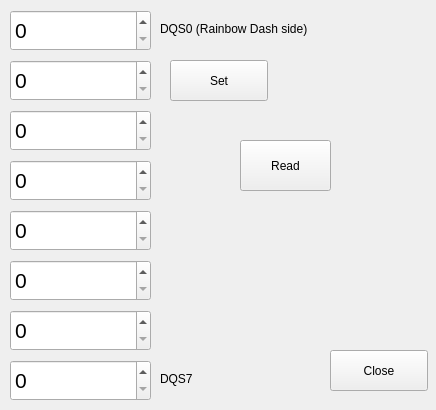
krontech/chronos-cam-app, file src/ramwindow.ui: the form before one commit.
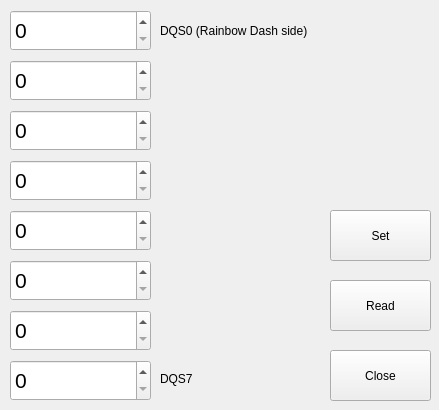
The form after the commit.

The edit to the form file:
```diff
--- a/src/ramwindow.ui
+++ b/src/ramwindow.ui
@@ -6,7 +6,7 @@
    <rect>
     <x>0</x>
     <y>0</y>
-    <width>436</width>
+    <width>439</width>
     <height>410</height>
    </rect>
   </property>
@@ -16,10 +16,10 @@
   <widget class="QPushButton" name="cmdSet">
    <property name="geometry">
     <rect>
-     <x>170</x>
-     <y>60</y>
-     <width>98</width>
-     <height>41</height>
+     <x>330</x>
+     <y>210</y>
+     <width>101</width>
+     <height>51</height>
     </rect>
    </property>
    <property name="text">
@@ -31,8 +31,8 @@
     <rect>
      <x>330</x>
      <y>350</y>
-     <width>98</width>
-     <height>41</height>
+     <width>101</width>
+     <height>51</height>
     </rect>
    </property>
    <property name="text">
@@ -308,8 +308,8 @@
     <rect>
      <x>160</x>
      <y>20</y>
-     <width>181</width>
-     <height>17</height>
+     <width>201</width>
+     <height>21</height>
     </rect>
    </property>
    <property name="text">
@@ -321,7 +321,7 @@
     <rect>
      <x>160</x>
      <y>370</y>
-     <width>181</width>
+     <width>161</width>
      <height>17</height>
     </rect>
    </property>
@@ -332,9 +332,9 @@
   <widget class="QPushButton" name="cmdRead">
    <property name="geometry">
     <rect>
-     <x>240</x>
-     <y>140</y>
-     <width>91</width>
+     <x>330</x>
+     <y>280</y>
+     <width>101</width>
      <height>51</height>
     </rect>
    </property>
```
